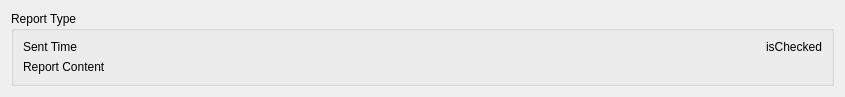
This is tafor/components/ui/main_recent.ui in up1and/tafor as Qt 5 draws it before an edit. The edited form follows.
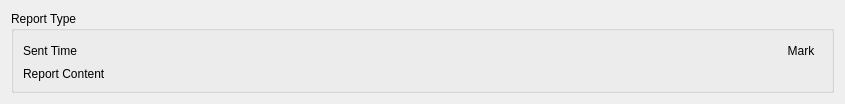
This is the edited form.

Commit message: 最近报文详情页新增查看报文详情按钮

What changed in the file:
```diff
--- a/tafor/components/ui/main_recent.ui
+++ b/tafor/components/ui/main_recent.ui
@@ -26,13 +26,26 @@
       <string notr="true">Report Type</string>
      </property>
      <layout class="QGridLayout" name="gridLayout">
-      <property name="sizeConstraint">
-       <enum>QLayout::SetDefaultConstraint</enum>
-      </property>
-      <item row="0" column="1" alignment="Qt::AlignRight">
-       <widget class="QLabel" name="check">
+      <item row="0" column="1">
+       <spacer name="horizontalSpacer">
+        <property name="orientation">
+         <enum>Qt::Horizontal</enum>
+        </property>
+        <property name="sizeHint" stdset="0">
+         <size>
+          <width>40</width>
+          <height>20</height>
+         </size>
+        </property>
+       </spacer>
+      </item>
+      <item row="3" column="0" colspan="4">
+       <widget class="QLabel" name="rpt">
         <property name="text">
-         <string notr="true">isChecked</string>
+         <string notr="true">Report Content</string>
+        </property>
+        <property name="wordWrap">
+         <bool>true</bool>
         </property>
        </widget>
       </item>
@@ -43,10 +56,19 @@
         </property>
        </widget>
       </item>
-      <item row="3" column="0" colspan="2">
-       <widget class="QLabel" name="rpt">
+      <item row="0" column="4">
+       <widget class="QToolButton" name="markButton">
         <property name="text">
-         <string notr="true">Report Content</string>
+         <string notr="true">Mark</string>
+        </property>
+        <property name="iconSize">
+         <size>
+          <width>20</width>
+          <height>20</height>
+         </size>
+        </property>
+        <property name="autoRaise">
+         <bool>true</bool>
         </property>
        </widget>
       </item>
```
The commit also changes 3 other files.
